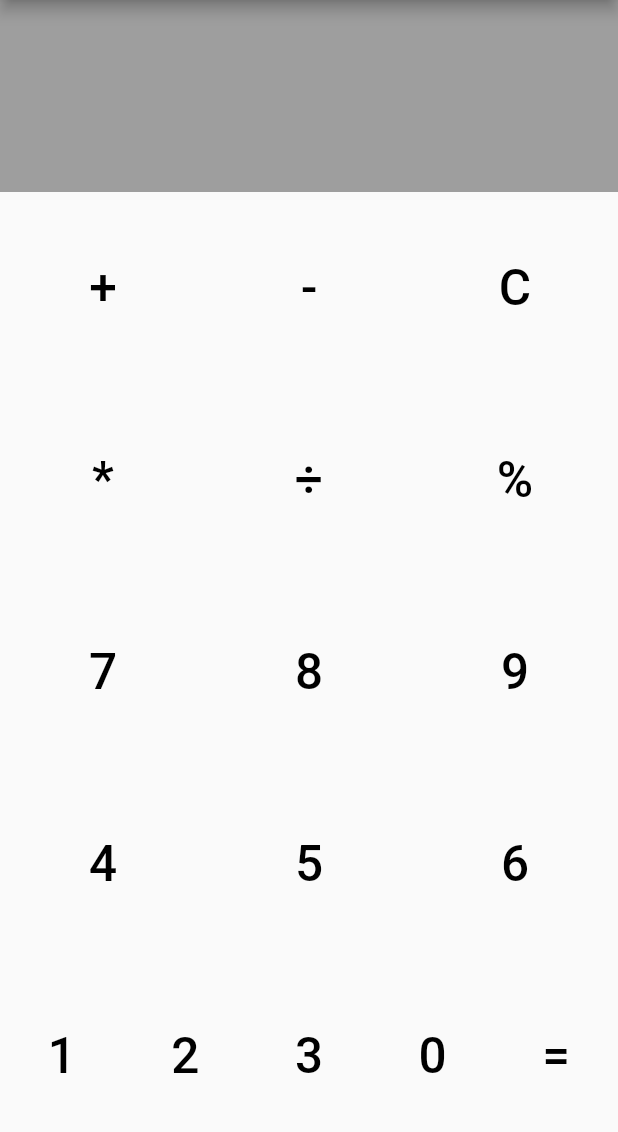
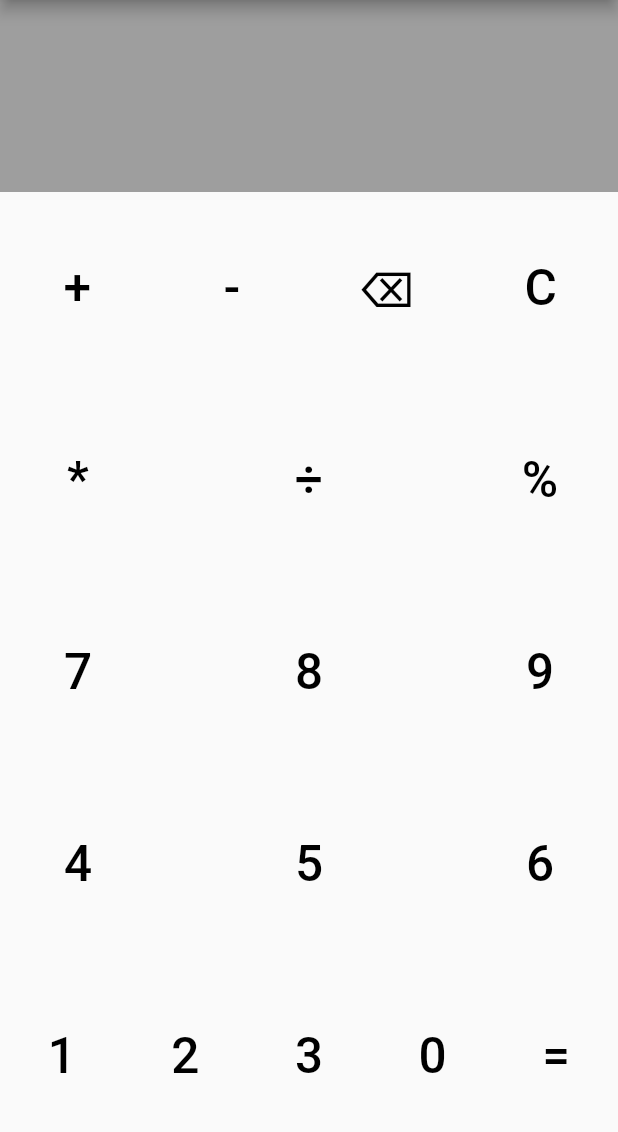
Before and after one commit to zdravkostanin1/Calculator, a Flutter app: the screen it shows after launch, on a phone screen of 412 x 824 dp, the part 84-1216 px from its top. Run offline on Flutter 3.47's test engine with Material 2 defaults, Android fonts, the phone set to English and light mode, and no system bars.

Commit message:
1. Fixed the UI, put sizedBoxes between the buttons to make them more aligned. 2. Created the functionality of erasing a number's digit to the left.

```diff
--- a/lib/MainScreen.dart
+++ b/lib/MainScreen.dart
@@ -22,6 +22,47 @@ class _MainScreenState extends State<MainScreen> {
   String minusOperator = '';
   String moduloOperator = '';
   String divisionOperator = '';
+
+  int test = 0;
+  int myInt;
+  double myDouble = 0;
+  double forGettingLastDigit = 0;
+  int myInt2;
+  int test2 = 0;
+  String testingString = '';
+  int eraseButtonClickCount = 0;
+
+  void removeLastCharacter(int numbersToDelete) {
+    if ((numbersField != null) && (numbersField.length > 0)) {
+      secondNumValue =
+          secondNumValue.substring(0, secondNumValue.length - numbersToDelete);
+      testingString =
+          numbersField.substring(0, numbersField.length - numbersToDelete);
+      numbersField = testingString;
+      num2 = int.parse(secondNumValue);
+    }
+  }
+
+  void eraseLeftDigit() {
+    eraseButtonClickCount++;
+    if (selectedOperator == '') {
+      if (myInt == 0) {
+        numbersField = '';
+        myInt = 0;
+      } else {
+        test = num1;
+        test = num1 % 10;
+        forGettingLastDigit = num1 / 10;
+        myInt = forGettingLastDigit.toInt();
+        num1 = myInt;
+        numbersField = myInt.toString();
+        eraseButtonClickCount = 0;
+      }
+    } else if (selectedOperator != '') {
+      removeLastCharacter(eraseButtonClickCount);
+      eraseButtonClickCount = 0;
+    }
+  }
 
   void determineOperatorClicks() {
     if (selectedOperator == '+') {
@@ -396,6 +437,19 @@ class _MainScreenState extends State<MainScreen> {
                     child: TextButton(
                       onPressed: () {
                         setState(() {
+                          eraseLeftDigit();
+                        });
+                      },
+                      child: Text(
+                        '⌫',
+                        style: TextStyle(fontSize: 33.0, color: Colors.black),
+                      ),
+                    ),
+                  ),
+                  Expanded(
+                    child: TextButton(
+                      onPressed: () {
+                        setState(() {
                           clearTheValuesOfVariables();
                         });
                       },
@@ -425,6 +479,9 @@ class _MainScreenState extends State<MainScreen> {
                       ),
                     ),
                   ),
+                  SizedBox(
+                    width: 50.0,
+                  ),
                   Expanded(
                     child: TextButton(
                       onPressed: () {
@@ -438,6 +495,9 @@ class _MainScreenState extends State<MainScreen> {
                         style: TextStyle(fontSize: 33.0, color: Colors.black),
                       ),
                     ),
+                  ),
+                  SizedBox(
+                    width: 50.0,
                   ),
                   Expanded(
                     child: TextButton(
@@ -475,6 +535,9 @@ class _MainScreenState extends State<MainScreen> {
                       },
                     ),
                   ),
+                  SizedBox(
+                    width: 50.0,
+                  ),
                   Expanded(
                     child: TextButton(
                       onPressed: () {
@@ -488,6 +551,9 @@ class _MainScreenState extends State<MainScreen> {
                         style: TextStyle(fontSize: 33.0, color: Colors.black),
                       ),
                     ),
+                  ),
+                  SizedBox(
+                    width: 50.0,
                   ),
                   Expanded(
                     child: TextButton(
@@ -523,6 +589,9 @@ class _MainScreenState extends State<MainScreen> {
                       ),
                     ),
                   ),
+                  SizedBox(
+                    width: 50.0,
+                  ),
                   Expanded(
                     child: TextButton(
                       onPressed: () {
@@ -536,6 +605,9 @@ class _MainScreenState extends State<MainScreen> {
                         style: TextStyle(fontSize: 33.0, color: Colors.black),
                       ),
                     ),
+                  ),
+                  SizedBox(
+                    width: 50.0,
                   ),
                   Expanded(
                     child: TextButton(
```
